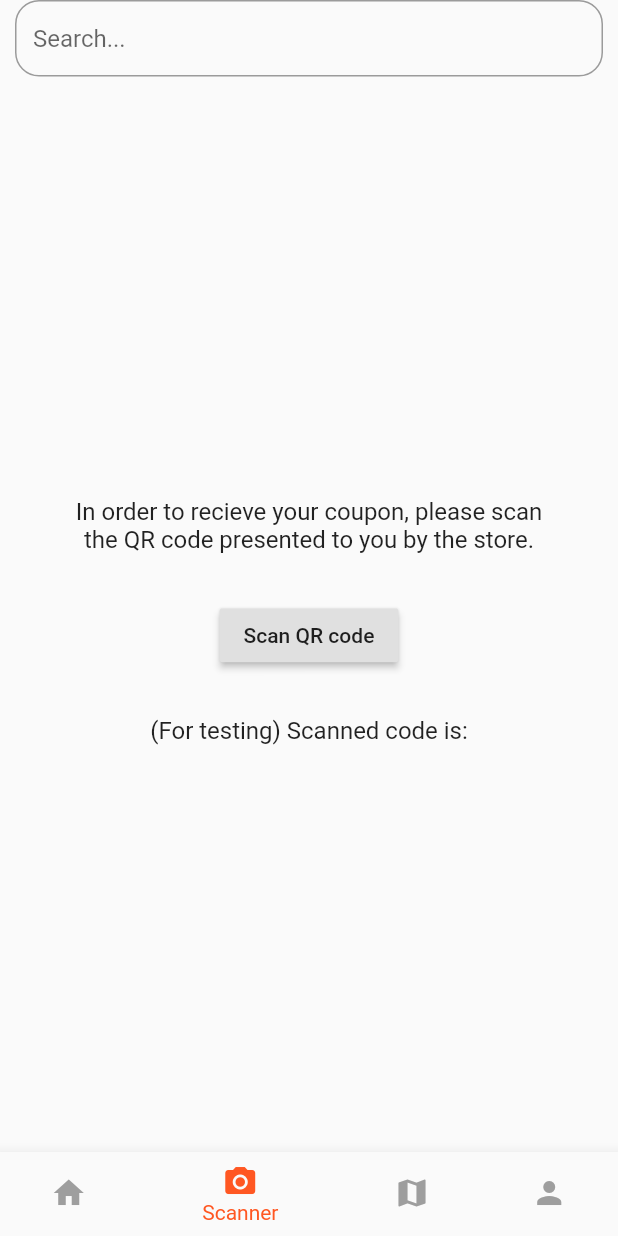
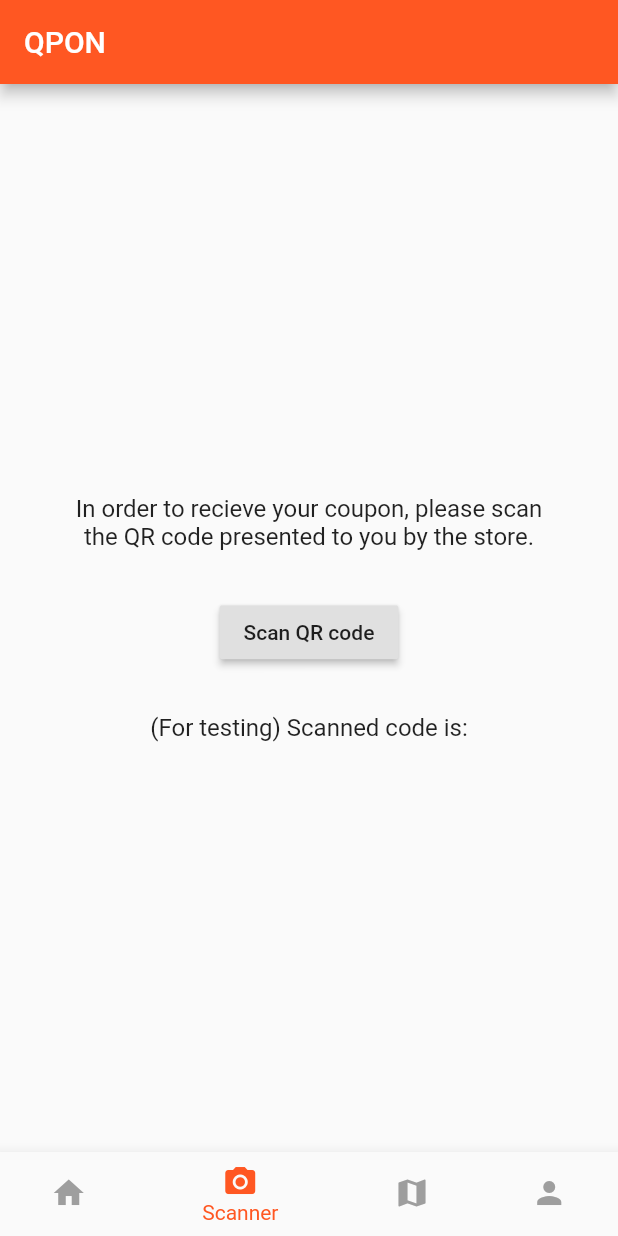
Before and after one commit to isaix/qpon, a Flutter app: the NavBar screen opened directly, item 2 of the bottom bar chosen, on a phone screen of 412 x 824 dp. Run offline on Flutter 3.47's test engine with Material 2 defaults, Android fonts, the phone set to English and light mode, and no system bars; our stand-ins replace carousel_slider, cloud_firestore, firebase_auth, firebase_crashlytics, geolocator, google_maps_flutter and 2 more; missing offline and left inert: barcode_scan; accounts and stored records are empty.

```diff
--- /dev/null
+++ b/lib/Models/Store.dart
@@ -0,0 +1,23 @@
+class Store{
+  String name;
+  Address address;
+  Category category;
+  double latitude;
+  double longitude;
+}
+
+
+class Address {
+  String street;
+  String number;
+  String city;
+  int zipcode;
+}
+
+enum Category {
+  bar,
+  pizza,
+  sushi,
+  sandwich,
+  other
+}
--- a/lib/NavBar.dart
+++ b/lib/NavBar.dart
@@ -74,8 +74,8 @@ class NavBarState extends State<NavBar> {
       );
     } else {
       return Scaffold(
-        appBar: SearchBar(
-          height: 60,
+        appBar: AppBar(
+          title: Text('QPON'),
         ),
         body: _pageOptions[_selectedPage],
         bottomNavigationBar: BottomNavigationBar(
@@ -114,4 +114,6 @@ class NavBarState extends State<NavBar> {
     SharedPreferences prefs = await SharedPreferences.getInstance();
     await prefs.setBool('remainLoggedIn', false);
   }
+
+
 }
--- a/lib/Views/Register.dart
+++ b/lib/Views/Register.dart
@@ -58,6 +58,8 @@ class RegisterViewState extends State<RegisterView> {
               decoration: InputDecoration(labelText: 'Password'),
               obscureText: true,
             ),
+
+
             Padding(
               padding: EdgeInsets.only(top: 8.0),
               child: RaisedButton(
--- a/pubspec.yaml
+++ b/pubspec.yaml
@@ -25,7 +25,7 @@ dependencies:
   qr_flutter: ^3.1.0
   carousel_slider: ^1.3.0
   geolocator: ^5.1.5
-  google_maps_flutter: ^0.5.21+6
+  google_maps_flutter: ^0.5.21+13
 
 
 
```
Also changed, not shown: lib/Components/Card.dart (+11 -4 lines), lib/Components/Map.dart (+74 -22 lines), lib/Views/Home.dart (+29 -37 lines), lib/Views/Map.dart (+5 -13 lines).
